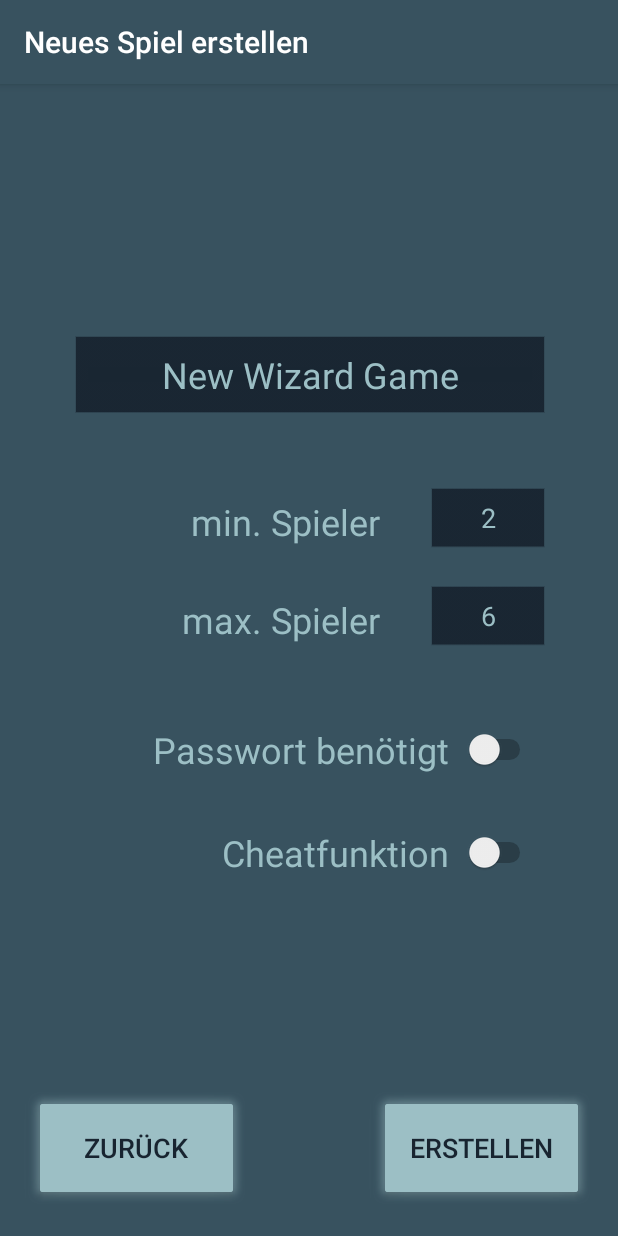
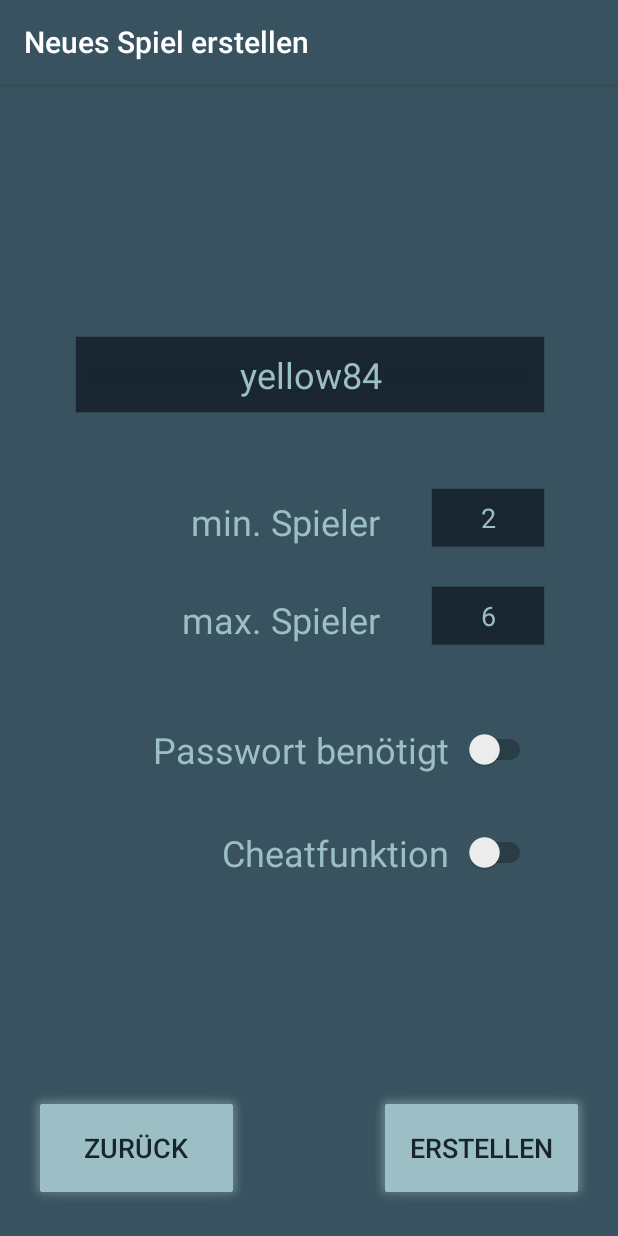
Before and after one commit to migu3lle/Wizard, an Android app: the CreateGameActivity screen opened directly, with no data from a screen before it, on a phone screen of 412 x 824 dp. Run offline under Robolectric (Android 15) with nearby library versions, the phone set to English and light mode, and no system bars.

Commit message:
#12 Changed gameName to Hostname; Join hostlist cleared on host found; Salut ServiceName changed;

```diff
--- a/app/src/main/java/aau/losamigos/wizard/CreateGameActivity.java
+++ b/app/src/main/java/aau/losamigos/wizard/CreateGameActivity.java
@@ -4,17 +4,17 @@ package aau.losamigos.wizard;
 import android.content.Intent;
 import android.os.Bundle;
 import android.support.v7.app.AppCompatActivity;
-import android.util.Log;
 import android.view.View;
 import android.widget.Button;
 import android.widget.EditText;
 import android.widget.Switch;
 
 import aau.losamigos.wizard.base.GameConfig;
+import aau.losamigos.wizard.types.Fractions;
 
 public class CreateGameActivity extends AppCompatActivity implements View.OnClickListener{
 
-    EditText textGameName;
+    EditText textHostName;
     EditText textMinPlayer;
     EditText textMaxPlayer;
     Switch swPw;
@@ -28,7 +28,7 @@ public class CreateGameActivity extends AppCompatActivity implements View.OnClic
         super.onCreate(savedInstanceState);
         setContentView(R.layout.activity_create_game);
 
-        textGameName = findViewById(R.id.editText_gameName);
+        textHostName = findViewById(R.id.editText_hostName);
         textMinPlayer = findViewById(R.id.editText_minPlayer);
         textMaxPlayer = findViewById(R.id.editText_maxPlayer);
         swPw = findViewById(R.id.sw_password);
@@ -43,7 +43,7 @@ public class CreateGameActivity extends AppCompatActivity implements View.OnClic
 
         textMinPlayer.setText("2"); //For Test reasons; TODO: remove
         textMaxPlayer.setText("6"); //For Test reasons; TODO: remove
-
+        textHostName.setText(Fractions.getRandomFraction());
     }
 
     /*
@@ -55,7 +55,6 @@ public class CreateGameActivity extends AppCompatActivity implements View.OnClic
 
             //On first action the GameConfig object is generated
             GameConfig gameConfig = GameConfig.getInstance(
-                    textGameName.getText().toString(),
                     Integer.parseInt(textMinPlayer.getText().toString()),
                     Integer.parseInt(textMaxPlayer.getText().toString()), swPw.isChecked(), swCheat.isChecked());
 
@@ -72,6 +71,7 @@ public class CreateGameActivity extends AppCompatActivity implements View.OnClic
      */
     private void nextActivity() {
         Intent intent = new Intent(this, WaitForPlayersActivity.class);
+        intent.putExtra("hostPlayerName", textHostName.getText().toString());
         startActivity(intent);
     }
 }
--- a/app/src/main/java/aau/losamigos/wizard/types/Fractions.java
+++ b/app/src/main/java/aau/losamigos/wizard/types/Fractions.java
@@ -1,4 +1,6 @@
 package aau.losamigos.wizard.types;
+
+import java.util.Random;
 
 /**
  * Created by flo on 10.04.2018.
@@ -8,5 +10,11 @@ public enum Fractions {
     green,
     blue,
     yellow,
-    red
+    red;
+
+    public static String getRandomFraction() {
+        int pickFraction = new Random().nextInt(Fractions.values().length);
+        Random randNumber = new Random();
+        return Fractions.values()[pickFraction].toString()+String.valueOf(randNumber.nextInt(99-10)+10);
+    }
 }
--- a/app/src/main/res/layout/activity_create_game.xml
+++ b/app/src/main/res/layout/activity_create_game.xml
@@ -18,7 +18,7 @@
         app:theme="@style/ThemeOverlay.AppCompat.Dark.ActionBar" />
 
     <EditText
-        android:id="@+id/editText_gameName"
+        android:id="@+id/editText_hostName"
         android:layout_width="317dp"
         android:layout_height="57dp"
         android:layout_marginBottom="448dp"
@@ -30,7 +30,6 @@
         android:ems="10"
         android:hint="@string/game_title"
         android:inputType="textPersonName"
-        android:text="New Wizard Game"
         android:textAlignment="center"
         android:textColor="@color/colorPrimaryLight"
         android:textSize="24sp"
@@ -97,8 +96,8 @@
         android:textColor="@color/colorPrimaryLight"
         android:textColorHint="@color/colorPrimaryLight"
         android:textSize="18sp"
-        app:layout_constraintEnd_toEndOf="@+id/editText_gameName"
-        app:layout_constraintTop_toBottomOf="@+id/editText_gameName" />
+        app:layout_constraintEnd_toEndOf="@+id/editText_hostName"
+        app:layout_constraintTop_toBottomOf="@+id/editText_hostName" />
 
     <Switch
         android:id="@+id/sw_password"
```
Also changed, not shown: app/src/main/java/aau/losamigos/wizard/JoinGameActivity.java (+8 -12 lines), app/src/main/java/aau/losamigos/wizard/WaitForPlayersActivity.java (+5 -3 lines), app/src/main/java/aau/losamigos/wizard/base/GameConfig.java (+3 -9 lines).
